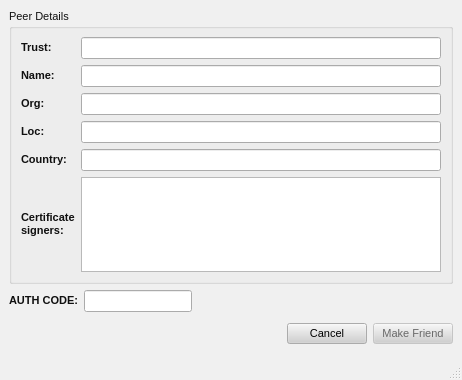
This is retroshare-gui/src/gui/connect/ConnectDialog.ui in RetroShare/RetroShare as Qt 5 draws it before an edit. The edited form follows.
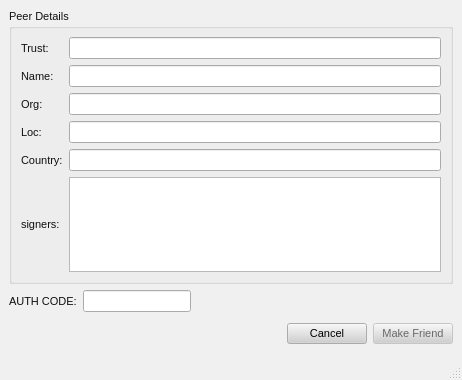
This is the edited form. Icons and pictures are not drawn.

Commit message: Updated Language Files and some of the gui. There are still lots more HTML tags to remove from the other files. This is important - as it makes the translators job so much harder!

Diff of the .ui file:
```diff
--- a/retroshare-gui/src/gui/connect/ConnectDialog.ui
+++ b/retroshare-gui/src/gui/connect/ConnectDialog.ui
@@ -518,10 +518,7 @@
        <item row="0" column="0" >
         <widget class="QLabel" name="label" >
          <property name="text" >
-          <string>&lt;html>&lt;head>&lt;meta name="qrichtext" content="1" />&lt;style type="text/css">
-p, li { white-space: pre-wrap; }
-&lt;/style>&lt;/head>&lt;body style=" font-family:'Arial'; font-size:8pt; font-weight:400; font-style:normal; text-decoration:none;">
-&lt;p style=" margin-top:0px; margin-bottom:0px; margin-left:0px; margin-right:0px; -qt-block-indent:0; text-indent:0px;">&lt;span style=" font-weight:600;">Trust:&lt;/span>&lt;/p>&lt;/body>&lt;/html></string>
+          <string>Trust:</string>
          </property>
         </widget>
        </item>
@@ -535,10 +532,7 @@
        <item row="1" column="0" >
         <widget class="QLabel" name="label_2" >
          <property name="text" >
-          <string>&lt;html>&lt;head>&lt;meta name="qrichtext" content="1" />&lt;style type="text/css">
-p, li { white-space: pre-wrap; }
-&lt;/style>&lt;/head>&lt;body style=" font-family:'Arial'; font-size:8pt; font-weight:400; font-style:normal; text-decoration:none;">
-&lt;p style=" margin-top:0px; margin-bottom:0px; margin-left:0px; margin-right:0px; -qt-block-indent:0; text-indent:0px;">&lt;span style=" font-weight:600;">Name:&lt;/span>&lt;/p>&lt;/body>&lt;/html></string>
+          <string>Name:</string>
          </property>
         </widget>
        </item>
@@ -552,10 +546,7 @@
        <item row="2" column="0" >
         <widget class="QLabel" name="label_3" >
          <property name="text" >
-          <string>&lt;html>&lt;head>&lt;meta name="qrichtext" content="1" />&lt;style type="text/css">
-p, li { white-space: pre-wrap; }
-&lt;/style>&lt;/head>&lt;body style=" font-family:'Arial'; font-size:8pt; font-weight:400; font-style:normal; text-decoration:none;">
-&lt;p style=" margin-top:0px; margin-bottom:0px; margin-left:0px; margin-right:0px; -qt-block-indent:0; text-indent:0px;">&lt;span style=" font-weight:600;">Org:&lt;/span>&lt;/p>&lt;/body>&lt;/html></string>
+          <string>Org:</string>
          </property>
         </widget>
        </item>
@@ -569,10 +560,7 @@
        <item row="3" column="0" >
         <widget class="QLabel" name="label_4" >
          <property name="text" >
-          <string>&lt;html>&lt;head>&lt;meta name="qrichtext" content="1" />&lt;style type="text/css">
-p, li { white-space: pre-wrap; }
-&lt;/style>&lt;/head>&lt;body style=" font-family:'Arial'; font-size:8pt; font-weight:400; font-style:normal; text-decoration:none;">
-&lt;p style=" margin-top:0px; margin-bottom:0px; margin-left:0px; margin-right:0px; -qt-block-indent:0; text-indent:0px;">&lt;span style=" font-weight:600;">Loc:&lt;/span>&lt;/p>&lt;/body>&lt;/html></string>
+          <string>Loc:</string>
          </property>
         </widget>
        </item>
@@ -586,10 +574,7 @@
        <item row="4" column="0" >
         <widget class="QLabel" name="label_5" >
          <property name="text" >
-          <string>&lt;html>&lt;head>&lt;meta name="qrichtext" content="1" />&lt;style type="text/css">
-p, li { white-space: pre-wrap; }
-&lt;/style>&lt;/head>&lt;body style=" font-family:'Arial'; font-size:8pt; font-weight:400; font-style:normal; text-decoration:none;">
-&lt;p style=" margin-top:0px; margin-bottom:0px; margin-left:0px; margin-right:0px; -qt-block-indent:0; text-indent:0px;">&lt;span style=" font-weight:600;">Country:&lt;/span>&lt;/p>&lt;/body>&lt;/html></string>
+          <string>Country:</string>
          </property>
         </widget>
        </item>
@@ -603,11 +588,7 @@
        <item row="5" column="0" >
         <widget class="QLabel" name="label_6" >
          <property name="text" >
-          <string>&lt;html>&lt;head>&lt;meta name="qrichtext" content="1" />&lt;style type="text/css">
-p, li { white-space: pre-wrap; }
-&lt;/style>&lt;/head>&lt;body style=" font-family:'Arial'; font-size:8pt; font-weight:400; font-style:normal; text-decoration:none;">
-&lt;p style=" margin-top:0px; margin-bottom:0px; margin-left:0px; margin-right:0px; -qt-block-indent:0; text-indent:0px;">&lt;span style=" font-weight:600;">Certificate&lt;/span>&lt;/p>
-&lt;p style=" margin-top:0px; margin-bottom:0px; margin-left:0px; margin-right:0px; -qt-block-indent:0; text-indent:0px; font-weight:600;">signers:&lt;/p>&lt;/body>&lt;/html></string>
+          <string>signers:</string>
          </property>
         </widget>
        </item>
@@ -620,10 +601,7 @@
     <item row="1" column="0" >
      <widget class="QLabel" name="label_7" >
       <property name="text" >
-       <string>&lt;html>&lt;head>&lt;meta name="qrichtext" content="1" />&lt;style type="text/css">
-p, li { white-space: pre-wrap; }
-&lt;/style>&lt;/head>&lt;body style=" font-family:'MS Shell Dlg 2'; font-size:8.25pt; font-weight:400; font-style:normal; text-decoration:none;">
-&lt;p style=" margin-top:0px; margin-bottom:0px; margin-left:0px; margin-right:0px; -qt-block-indent:0; text-indent:0px;">&lt;span style=" font-size:8pt; font-weight:600;">AUTH CODE:&lt;/span>&lt;/p>&lt;/body>&lt;/html></string>
+       <string>AUTH CODE:</string>
       </property>
      </widget>
     </item>
```
The commit also changes 49 other files.
